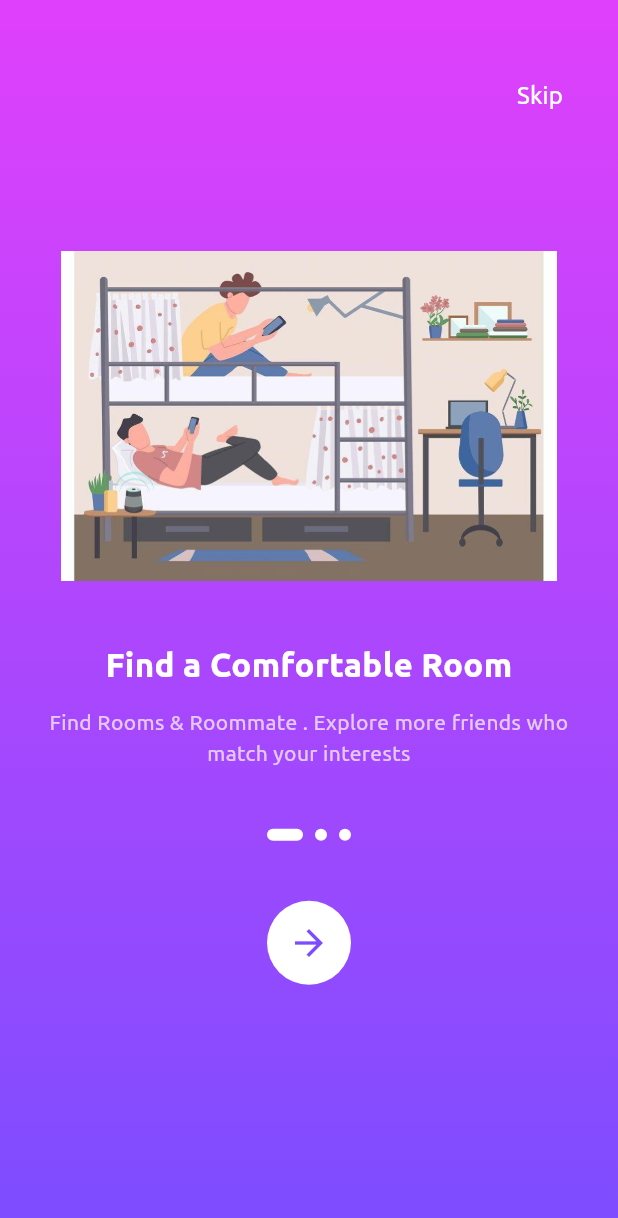
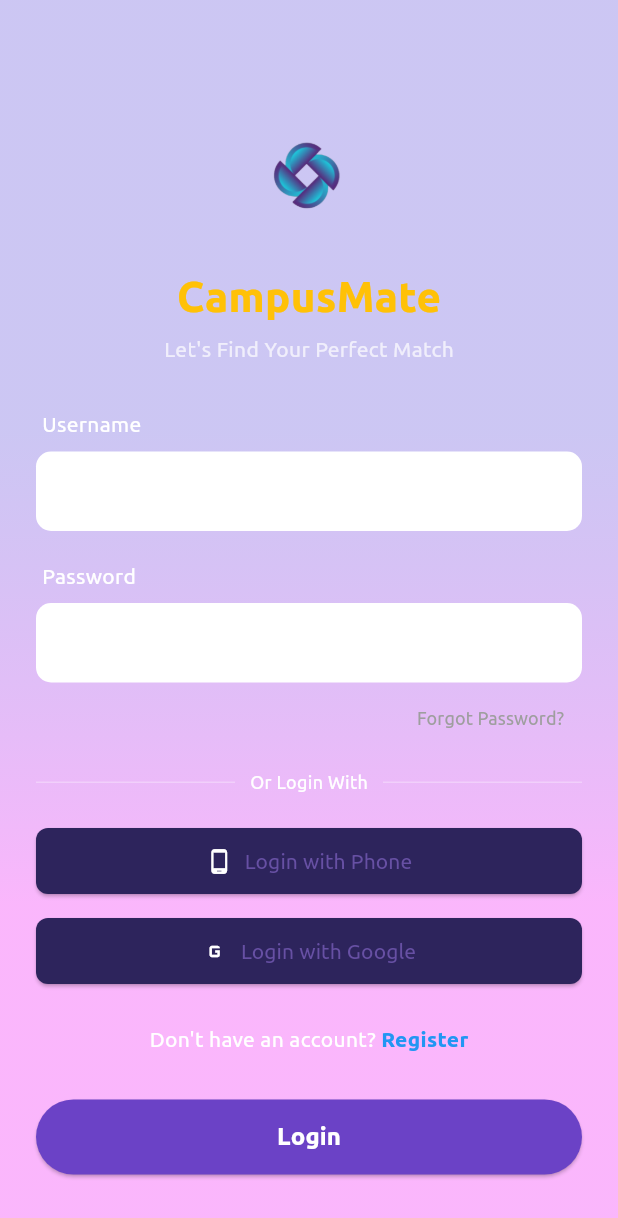
Before and after one commit to ariiyy-max/campusmate, a Flutter app: the screen it shows after launch, after a tap on "Skip", on a phone screen of 412 x 824 dp. Shown: the top 1218 px of the screen. Run offline on Flutter 3.47's test engine with Material 3 defaults, Android fonts, the phone set to English and light mode, and no system bars.

Commit message:
Signup,Register

```diff
--- a/lib/Registerscreen.dart
+++ b/lib/loginorsignup/Registerscreen.dart
@@ -1,5 +1,5 @@
 import 'package:flutter/material.dart';
-import 'Loginscreen.dart';
+import 'Signupscreen.dart';
 
 class Registerscreen extends StatelessWidget {
   const Registerscreen({super.key});
--- a/lib/Loginscreen.dart
+++ b/lib/loginorsignup/Signupscreen.dart
@@ -1,8 +1,11 @@
+import 'package:campusmate/loginorsignup/Emailscreen.dart';
 import 'package:flutter/material.dart';
 import 'Registerscreen.dart';
+import 'Phonescreen.dart';
+import 'Emailscreen.dart';
 
-class LoginScreen extends StatelessWidget {
-  const LoginScreen({super.key});
+class Signupscreen extends StatelessWidget {
+  const Signupscreen({super.key});
 
   @override
   Widget build(BuildContext context) {
@@ -14,7 +17,12 @@ class LoginScreen extends StatelessWidget {
           gradient: LinearGradient(
             begin: Alignment.topCenter,
             end: Alignment.bottomCenter,
-            colors: [Color(0xFF0D0614), Color(0xFF3B145A)], // Gradient from UI
+              stops: [0.35,0.73],
+              colors: [
+              Color(0x330404C4), // #0404C4
+              Color(0x44EF05F3), // #EF05F3
+            // first colors: [Color(0xFF0D0614), Color(0xFF3B145A)], // Gradient from UI
+          ],
           ),
         ),
         child: SingleChildScrollView(
@@ -22,9 +30,8 @@ class LoginScreen extends StatelessWidget {
           child: Column(
             crossAxisAlignment: CrossAxisAlignment.center,
             children: [
-              const SizedBox(height: 20),
-              // Logo Placeholder (Replace with your actual asset)
-              const Icon(Icons.blur_circular, size: 60, color: Color(0xFF00D2FF)),
+              const SizedBox(height: 8),
+              Image.asset('images/logocampusmate.png', width: 100, height: 100, fit: BoxFit.contain,),
               const SizedBox(height: 10),
               const Text(
                 'CampusMate',
@@ -35,7 +42,7 @@ class LoginScreen extends StatelessWidget {
                 "Let's Find Your Perfect Match",
                 style: TextStyle(fontSize: 14, color: Colors.white70),
               ),
-              const SizedBox(height: 40),
+              const SizedBox(height: 30),
 
               // Username Field
               _buildLabel('Username'),
@@ -50,7 +57,7 @@ class LoginScreen extends StatelessWidget {
               Align(
                 alignment: Alignment.centerRight,
                 child: TextButton(
-                  onPressed: () {},
+                  onPressed: () => Navigator.pushNamed(context, '//forgetscreen'),
                   child: const Text('Forgot Password?', style: TextStyle(color: Colors.grey, fontSize: 12)),
                 ),
               ),
@@ -70,20 +77,37 @@ class LoginScreen extends StatelessWidget {
               const SizedBox(height: 20),
 
               // Social Buttons
-              _buildSocialButton(
-                  icon: Icons.phone,
-                  text: 'Login with Phone',
-                  color: const Color(0xFF1E272C),
-                  iconColor: Colors.white
+              SizedBox(
+                width: double.infinity,
+                child: ElevatedButton.icon(
+                  onPressed: () {
+                    Navigator.push(context, MaterialPageRoute(builder: (context) => const Phonescreen()));
+                    // Tindakan bila tekan Skip
+                  },
+                    icon: const Icon(Icons.phone_android, color: Colors.white),
+                    label: const Text('Login with Phone'),
+                    style: ElevatedButton.styleFrom(
+                      backgroundColor: const Color(0xFF2D245C),
+                      padding: const EdgeInsets.symmetric(vertical: 12),
+                      shape: RoundedRectangleBorder(borderRadius: BorderRadius.circular(8)),
+                    ),
+                ),
               ),
               const SizedBox(height: 12),
-              _buildSocialButton(
-                  icon: Icons.g_mobiledata,
-                  text: 'Login with Google',
-                  color: Colors.white,
-                  textColor: Colors.black,
-                  iconColor: Colors.red,
-                  isGoogle: true
+              SizedBox(
+                width: double.infinity,
+                child: ElevatedButton.icon(
+                  onPressed: () {
+                    Navigator.push(context, MaterialPageRoute(builder: (context) => const EmailScreen()));
+                  },
+                  icon: const Icon(Icons.g_mobiledata, color: Colors.white),
+                  label: const Text('Login with Google'),
+                  style: ElevatedButton.styleFrom(
+                    backgroundColor: const Color(0xFF2D245C),
+                    padding: const EdgeInsets.symmetric(vertical: 12),
+                    shape: RoundedRectangleBorder(borderRadius: BorderRadius.circular(8)),
+                  ),
+                ),
               ),
               const SizedBox(height: 25),
 
--- a/lib/main.dart
+++ b/lib/main.dart
@@ -1,6 +1,6 @@
-import 'package:campusmate/Registerscreen.dart';
+import 'package:campusmate/loginorsignup/Registerscreen.dart';
 import 'package:flutter/material.dart';
-import 'Loginscreen.dart';
+import 'loginorsignup/Signupscreen.dart';
 
 void main() {
   runApp(const MyApp());
@@ -22,7 +22,7 @@ class MyApp extends StatelessWidget {
       debugShowCheckedModeBanner: false,
 
       routes: {
-        '/login': (context) => const LoginScreen(),
+        '/login': (context) => const Signupscreen(),
         '/register': (context) => const Registerscreen(),
       },
     );
@@ -85,6 +85,7 @@ class _OnboardingScreenState extends State<OnboardingScreen> {
               right: 20,
               child: TextButton(
                 onPressed: () {
+                  Navigator.push(context, MaterialPageRoute(builder: (context) => const Signupscreen()));
                   // Tindakan bila tekan Skip
                 },
                 child: const Text(
@@ -176,6 +177,7 @@ class _OnboardingScreenState extends State<OnboardingScreen> {
                               _currentPage++; // ✅ change page directly, NO PageView control
                             });
                           } else {
+
                             // navigate to main screen here
                           }
                         },
--- a/pubspec.yaml
+++ b/pubspec.yaml
@@ -62,6 +62,7 @@ flutter:
      - images/room_illustration.png
      - images/page2_illustration.png
      - images/page3_illustration.png
+     - images/logocampusmate.png
 
   # An image asset can refer to one or more resolution-specific "variants", see
   # https://flutter.dev/to/resolution-aware-images
```
Also changed, not shown: lib/loginorsignup/Emailscreen.dart (added, +81 -0 lines), lib/loginorsignup/Phonescreen.dart (added, +90 -0 lines), images/logocampusmate.png (added).
